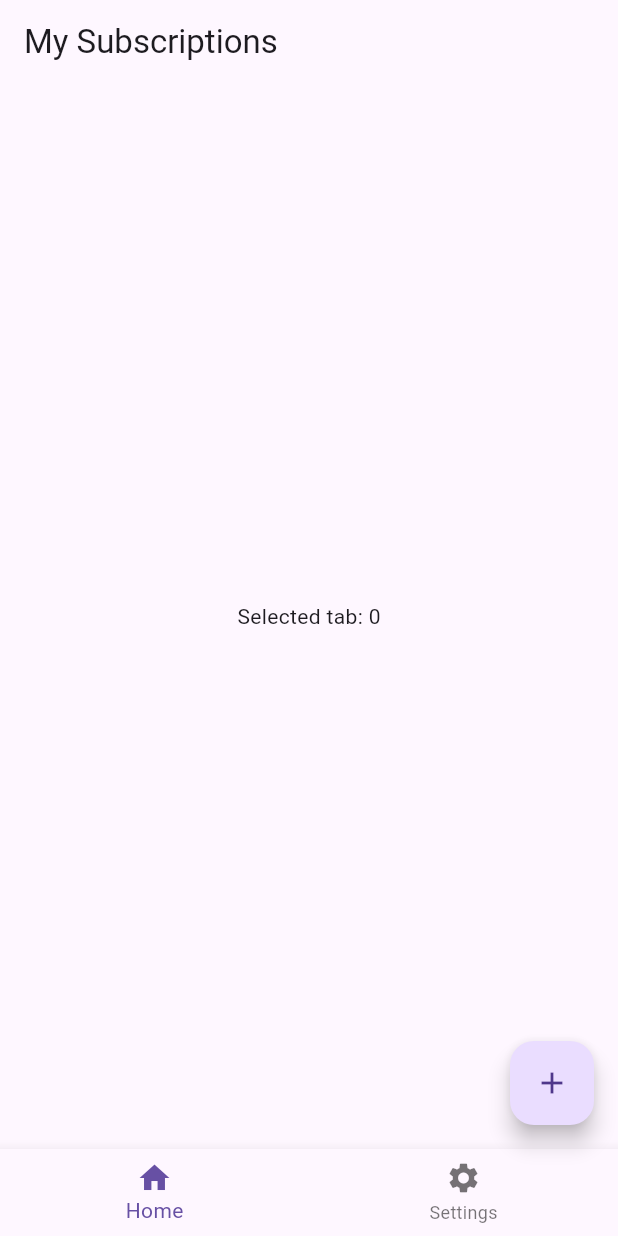
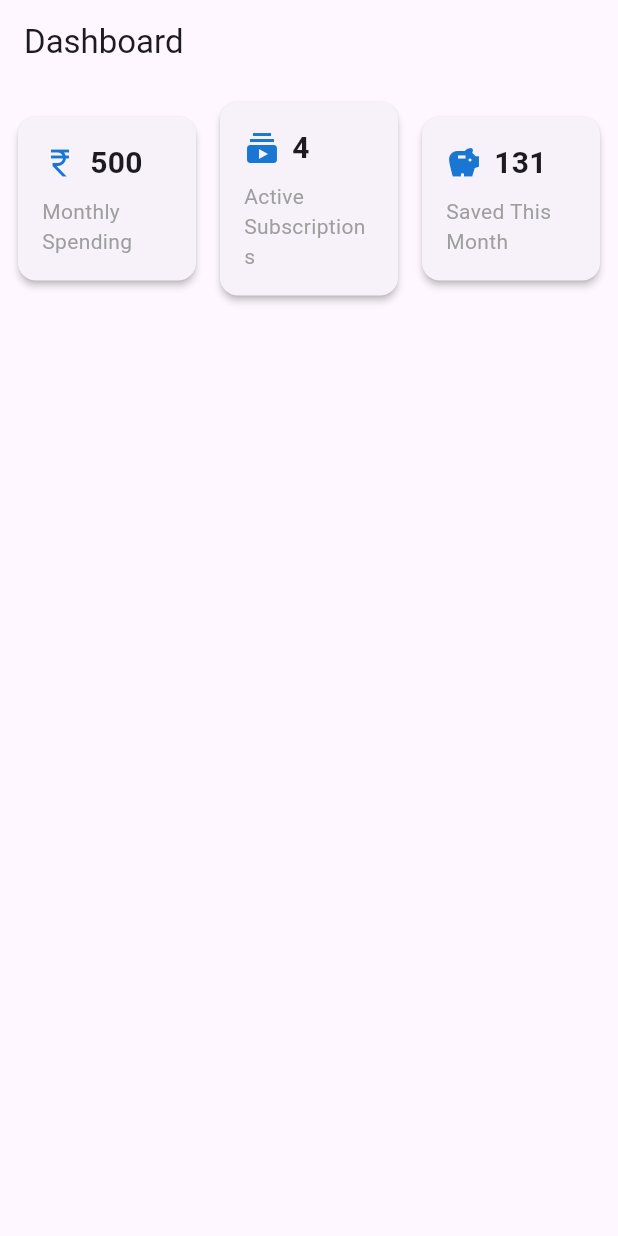
Before and after one commit to shail-712/smart_subscription_tracker, a Flutter app: the screen it shows after launch, on a phone screen of 412 x 824 dp. Run offline on Flutter 3.47's test engine with Material 3 defaults, Android fonts, the phone set to English and light mode, and no system bars.

Commit message:
added SummaryCard widget`

```diff
--- a/lib/main.dart
+++ b/lib/main.dart
@@ -1,19 +1,4 @@
 import "package:flutter/material.dart";
-
-// Simple data model for a subscription
-class Subscription {
-  final String name;
-  final double amount;
-  final DateTime nextBillingDate;
-  final String logoUrl;
-
-  Subscription({
-    required this.name,
-    required this.amount,
-    required this.nextBillingDate,
-    required this.logoUrl,
-  });
-}
 
 void main() {
   runApp(const MyApp());
@@ -21,65 +6,114 @@
 
 class MyApp extends StatelessWidget {
   const MyApp({super.key});
-
   @override
   Widget build(BuildContext context) {
-    return const MaterialApp(
-      debugShowCheckedModeBanner: false,
-      home: MainNavigationScreen(),
+    return MaterialApp(
+      title: 'Subscription Tracker',
+      theme: ThemeData(primarySwatch: Colors.blue),
+      home: DashboardPage(),
     );
   }
 }
 
-class MainNavigationScreen extends StatefulWidget {
-  const MainNavigationScreen({super.key});
+// A new, reusable widget for your summary cards.
+// It uses a Column for better control over the layout.
+class SummaryCard extends StatelessWidget {
+  final String title;
+  final String value;
+  final IconData icon;
+
+  const SummaryCard({
+    Key? key,
+    required this.title,
+    required this.value,
+    required this.icon,
+  }) : super(key: key);
 
   @override
-  State<MainNavigationScreen> createState() => _MainNavigationScreenState();
+  Widget build(BuildContext context) {
+    return Card(
+      elevation: 2, // Adds a subtle shadow
+      shape: RoundedRectangleBorder(borderRadius: BorderRadius.circular(12)),
+      child: Padding(
+        padding: const EdgeInsets.all(16.0),
+        child: Column(
+          crossAxisAlignment:
+              CrossAxisAlignment.start, // Aligns content to the left
+          children: [
+            // The top row for the icon and value
+            Row(
+              children: [
+                Icon(icon, color: Colors.blue[700]),
+                const SizedBox(width: 8), // Adds space between icon and text
+                Text(
+                  value,
+                  style: const TextStyle(
+                    fontSize: 20,
+                    fontWeight: FontWeight.bold,
+                  ),
+                ),
+              ],
+            ),
+            const SizedBox(height: 8), // Adds space between the two rows
+            // The subtitle text
+            Text(
+              title,
+              style: const TextStyle(fontSize: 14, color: Colors.grey),
+            ),
+          ],
+        ),
+      ),
+    );
+  }
 }
 
-class _MainNavigationScreenState extends State<MainNavigationScreen> {
-  int _selectedIndex = 0;
-
-  // Some mock data for you to use
-  final List<Subscription> _subscriptions = [
-    Subscription(
-      name: 'Netflix',
-      amount: 15.99,
-      nextBillingDate: DateTime(2025, 10, 5),
-      logoUrl: '',
-    ),
-    Subscription(
-      name: 'Spotify',
-      amount: 9.99,
-      nextBillingDate: DateTime(2025, 10, 12),
-      logoUrl: '',
-    ),
-  ];
+class DashboardPage extends StatelessWidget {
+  const DashboardPage({super.key});
 
   @override
   Widget build(BuildContext context) {
     return Scaffold(
-      appBar: AppBar(title: const Text("My Subscriptions")),
-      body: Center(child: Text("Selected tab: $_selectedIndex")),
-      bottomNavigationBar: BottomNavigationBar(
-        currentIndex: _selectedIndex,
-        onTap: (index) {
-          setState(() => _selectedIndex = index);
-        },
-        items: const [
-          BottomNavigationBarItem(icon: Icon(Icons.home), label: "Home"),
-          BottomNavigationBarItem(
-            icon: Icon(Icons.settings),
-            label: "Settings",
+      appBar: AppBar(title: const Text('Dashboard')),
+      body: SingleChildScrollView(
+        // We add some padding around the whole content area for better spacing
+        child: Padding(
+          padding: const EdgeInsets.all(8.0),
+          child: Column(
+            children: [
+              // The main Row now uses our new SummaryCard widget
+              Row(
+                children: const [
+                  // Expanded makes each card take up equal width
+                  Expanded(
+                    child: SummaryCard(
+                      title: 'Monthly Spending',
+                      value: '500',
+                      icon: Icons.currency_rupee,
+                    ),
+                  ),
+                  SizedBox(width: 8), // Adds a small gap between cards
+                  Expanded(
+                    child: SummaryCard(
+                      title: 'Active Subscriptions',
+                      value: '4',
+                      icon: Icons.subscriptions,
+                    ),
+                  ),
+                  SizedBox(width: 8), // Adds a small gap between cards
+                  Expanded(
+                    child: SummaryCard(
+                      title: 'Saved This Month',
+                      value: '131',
+                      icon: Icons.savings,
+                    ),
+                  ),
+                ],
+              ),
+              // You can add your other sections here, like the subscription list
+            ],
           ),
-        ],
-      ),
-      floatingActionButton: FloatingActionButton(
-        onPressed: () {
-          // placeholder for add subscription
-        },
-        child: const Icon(Icons.add),
+        ),
       ),
     );
   }
```
